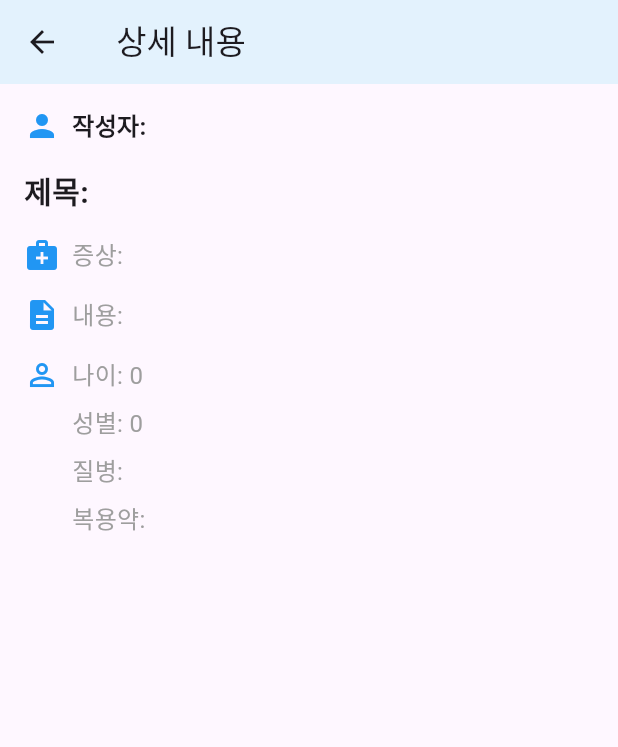
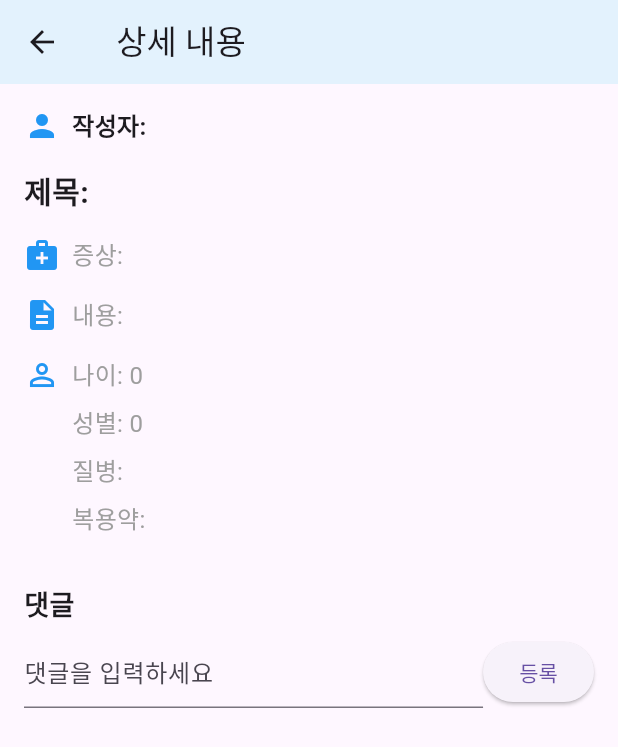
Before and after one commit to junghyunsoo24/flutter_blockchain_medical_web_app, a Flutter app: the BoardDetailScreen screen opened directly with empty values, on a phone screen of 412 x 824 dp. Shown: the top 747 px of the screen. Run offline on Flutter 3.47's test engine with Material 3 defaults, Android fonts, the phone set to English and light mode, and no system bars; our stand-ins replace carousel_slider, cloud_firestore, drift, expandable_text, firebase_core, firebase_messaging and 7 more; accounts and stored records are empty; generated files the repository leaves out were written again; network calls fail.

Commit message:
feat: 댓글 등록 및 댓글 조회, 댓글 삭제 구현 완료(댓글 등록 서버 코드 수정 되면, 댓글 등록 하자마자 바로 반영 되도록 수정 예정

```diff
--- /dev/null
+++ b/lib/board/model/comment.dart
@@ -0,0 +1,36 @@
+class Comments {
+  final int id;
+  final String userId;
+  final String content;
+  final DateTime createDate;
+  final DateTime? lastModifiedDate;
+
+  Comments({
+    required this.id,
+    required this.userId,
+    required this.content,
+    required this.createDate,
+    this.lastModifiedDate,
+  });
+
+  factory Comments.fromInsertJson(Map<String, dynamic> json) {
+    return Comments(
+      id: json['id'] as int,
+      content: json['content'] as String,
+      userId: json['userId'] as String,
+      createDate: DateTime.parse(json['createDate'] as String),
+      lastModifiedDate: DateTime.parse(json['lastModifiedDate'] as String),
+    );
+  }
+
+  factory Comments.fromJson(Map<String, dynamic> json) {
+    return Comments(
+      id: json['id'] as int,
+      content: json['content'] as String,
+      userId: json['userId'] as String,
+      createDate: DateTime.parse(json['createDate'] as String),
+      lastModifiedDate: DateTime.parse(json['lastModifiedDate'] as String),
+    );
+  }
+
+}
--- a/lib/board/view/board_detail_screen.dart
+++ b/lib/board/view/board_detail_screen.dart
@@ -1,12 +1,14 @@
 import 'package:flutter/cupertino.dart';
 import 'package:flutter/material.dart';
 import 'package:portfolio_flutter_blockchain_medical_web_app/board/model/question.dart';
+
+import 'comment_insert_view.dart';
+import 'comment_view.dart';
 
 class BoardDetailScreen extends StatelessWidget {
   final Question question;
 
   const BoardDetailScreen({super.key, required this.question});
-
 
   @override
   Widget build(BuildContext context) {
@@ -14,7 +16,7 @@ class BoardDetailScreen extends StatelessWidget {
 
     return Scaffold(
       appBar: AppBar(
-        title: Text('${question.title} 상세 내용',),
+        title: Text('${question.title} 상세 내용'),
         backgroundColor: Colors.blue[50],
         elevation: 0,
         actions: [
@@ -30,7 +32,8 @@ class BoardDetailScreen extends StatelessWidget {
           ),
         ],
       ),
-      body: Padding(
+      body: SingleChildScrollView(
+        child: Padding(
           padding: const EdgeInsets.all(16.0),
           child: Column(
             crossAxisAlignment: CrossAxisAlignment.start,
@@ -154,7 +157,12 @@ class BoardDetailScreen extends StatelessWidget {
                   ],
                 ),
               ],
+              const SizedBox(height: 16.0),
+              CommentInsertView(questionId: question.id),
+              // const SizedBox(height: 8.0),
+              // CommentView(questionId:question.id),
             ],
+          ),
         ),
       ),
     );
--- a/lib/board/view/board_list_screen.dart
+++ b/lib/board/view/board_list_screen.dart
@@ -6,6 +6,8 @@ import 'package:portfolio_flutter_blockchain_medical_web_app/board/view/board_ca
 import 'package:portfolio_flutter_blockchain_medical_web_app/board/view/board_detail_screen.dart';
 import 'package:portfolio_flutter_blockchain_medical_web_app/board/view/board_screen.dart';
 import 'package:portfolio_flutter_blockchain_medical_web_app/board/viewModel/board_entire_view_model.dart';
+
+import 'comment_insert_view.dart';
 
 final questionViewModelProvider = ChangeNotifierProvider((ref) => QuestionViewModel(QuestionRepository()));
 
--- /dev/null
+++ b/lib/board/view/comment_insert_view.dart
@@ -0,0 +1,101 @@
+import 'package:flutter/cupertino.dart';
+import 'package:flutter/material.dart';
+
+import '../repository/comment_repository.dart';
+import '../viewModel/comment_view_model.dart';
+import 'comment_view.dart';
+
+class CommentInsertView extends StatefulWidget {
+  final int questionId;
+
+  const CommentInsertView({super.key, required this.questionId});
+
+  @override
+  _CommentInsertViewState createState() => _CommentInsertViewState();
+}
+
+class _CommentInsertViewState extends State<CommentInsertView> {
+  final TextEditingController _commentController = TextEditingController();
+  late final CommentViewModel _commentViewModel;
+
+  @override
+  void initState() {
+    super.initState();
+    _commentViewModel = CommentViewModel(CommentRepository());
+    _commentViewModel.fetchComments(widget.questionId);
+  }
+
+  @override
+  Widget build(BuildContext context) {
+    return Column(
+      crossAxisAlignment: CrossAxisAlignment.start,
+      children: [
+        const SizedBox(height: 16.0),
+        const Text(
+          '댓글',
+          style: TextStyle(
+            fontSize: 18.0,
+            fontWeight: FontWeight.bold,
+          ),
+        ),
+        const SizedBox(height: 8.0),
+        Row(
+          children: [
+            Expanded(
+              child: TextField(
+                controller: _commentController,
+                decoration: const InputDecoration(
+                  hintText: '댓글을 입력하세요',
+                ),
+              ),
+            ),
+            ElevatedButton(
+              onPressed: () {
+                final content = _commentController.text.trim();
+                if (content.isNotEmpty) {
+                  _commentViewModel.addComment(widget.questionId, content);
+                  _commentController.clear();
+                }
+              },
+              child: const Text('등록'),
+            ),
+          ],
+        ),
+        AnimatedBuilder(
+          animation: _commentViewModel,
+          builder: (context, child) {
+            return ListView.builder(
+              shrinkWrap: true,
+              physics: const NeverScrollableScrollPhysics(),
+              itemCount: _commentViewModel.comments.length,
+              itemBuilder: (context, index) {
+                final comment = _commentViewModel.comments[index];
+                return Dismissible(
+                  key: Key(comment.id.toString()),
+                  direction: DismissDirection.endToStart,
+                  background: Container(
+                    alignment: Alignment.centerRight,
+                    padding: const EdgeInsets.only(right: 16.0),
+                    color: Colors.red,
+                    child: const Icon(
+                      Icons.delete,
+                      color: Colors.white,
+                    ),
+                  ),
+                  onDismissed: (direction) {
+                    _commentViewModel.deleteComment(comment.id);
+                  },
+                  child: ListTile(
+                    leading: const Icon(Icons.comment),
+                    title: Text(comment.content),
+                    subtitle: Text('작성자: ${comment.userId}'),
+                  ),
+                );
+              },
+            );
+          },
+        ),
+      ],
+    );
+  }
+}
--- a/lib/board/view/my_board_list.dart
+++ b/lib/board/view/my_board_list.dart
@@ -22,13 +22,13 @@ class _MyBoardListScreenState extends ConsumerState<MyBoardListScreen> {
   @override
   void initState() {
     super.initState();
-    _myBoardList("patientId");
+    _myBoardList("string");
     //print('Received category: ${widget.category}');
   }
 
   void _myBoardList(String userId) {
     //final userId = userId;
-    final userId = 'patientId';
+    //final userId = 'patientId';
     ref.read(questionViewModelProvider).myBoardQuestion(userId: userId);
     //ref.read(questionViewModelProvider).fetchQuestions(category: category, userId: userId);
   }
--- a/lib/board/viewModel/board_view_model.dart
+++ b/lib/board/viewModel/board_view_model.dart
@@ -98,7 +98,7 @@ class BoardViewModel extends ChangeNotifier {
   Future<void> submitForm() async {
     final url = Uri.parse('$baseUrl/api/v1/question/enroll');
     final body = jsonEncode({
-      'userId': "patientId",
+      'userId': "string",
       'bodyParts': [_selectedBodyPart.toUpperCase()],
       'category': _selectedCategory.toUpperCase(),
       'title': _title,
--- a/lib/data.dart
+++ b/lib/data.dart
@@ -10,7 +10,7 @@ const emulatorIp = '10.0.2.2:3000';
 
 //const realPhoneIp = '172.30.67.135:8080';
 const webIp = 'localhost:8080';
-const realPhoneIp = '192.168.0.9:8080';
+const realPhoneIp = '172.30.66.77:8080';
 String getIp() {
   if (Platform.isAndroid) {
     return realPhoneIp;
```
Also changed, not shown: lib/alarm/view/alarm_list_screen.dart (+0 -32 lines), lib/board/repository/comment_repository.dart (added, +65 -0 lines), lib/board/view/comment_view.dart (added, +45 -0 lines), lib/board/viewModel/comment_view_model.dart (added, +47 -0 lines), 1 other file. Lines whose indentation alone changed are shown as unchanged.
